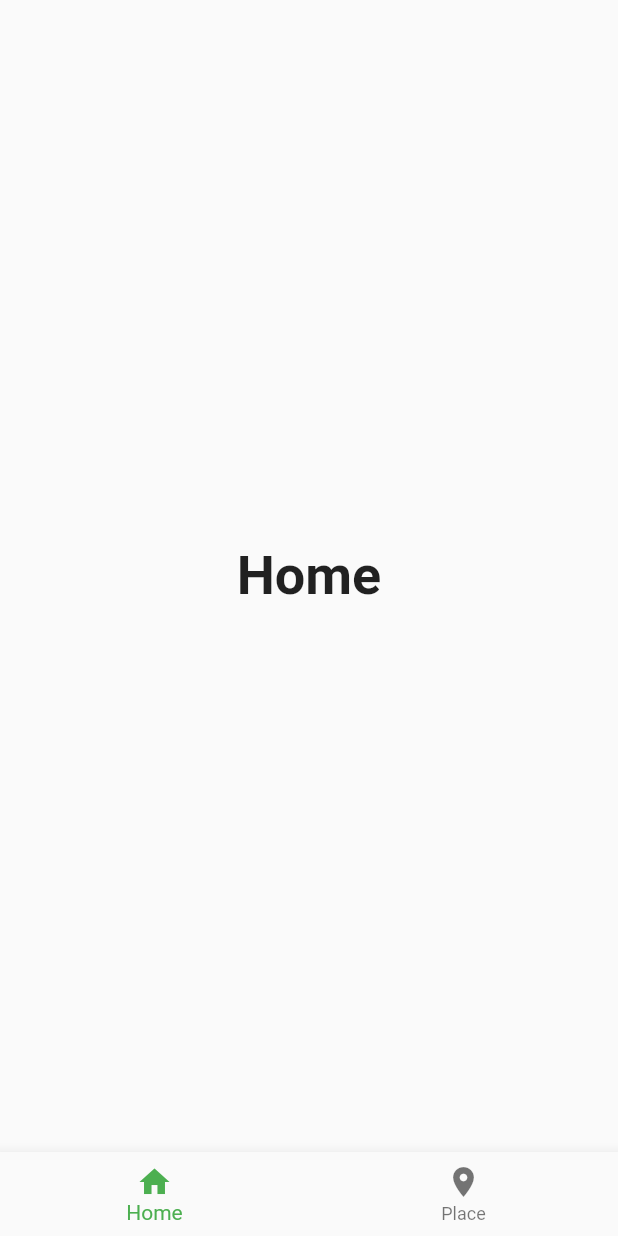
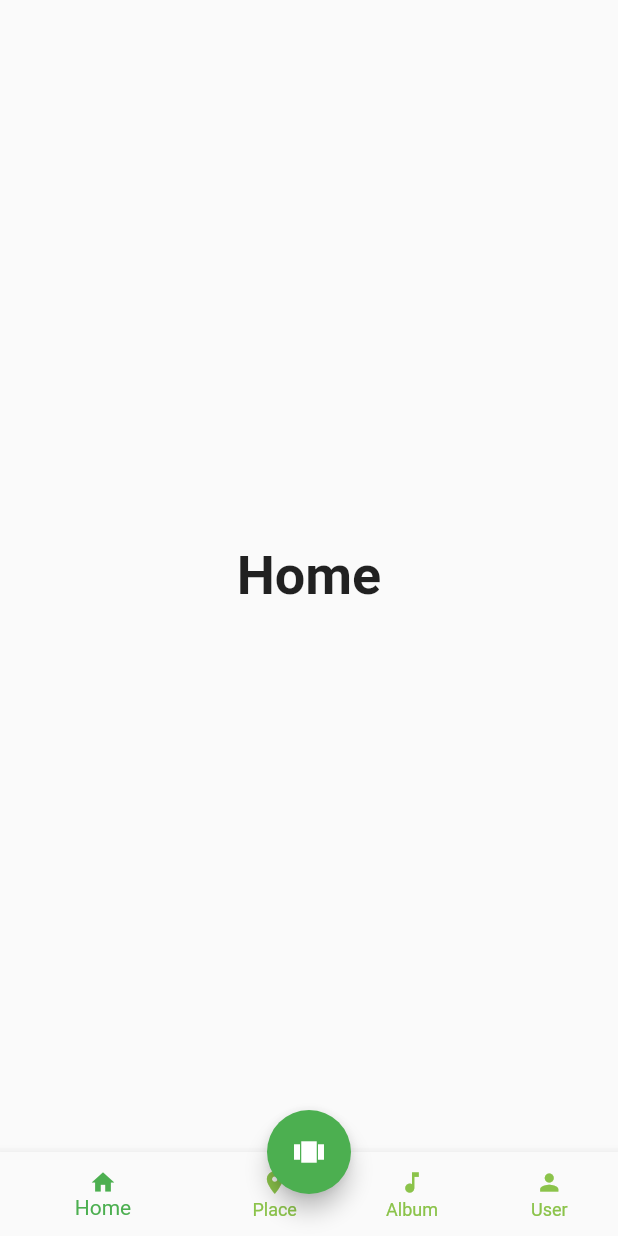
Before and after one commit to tkrplus/NiwalabFlutterTutorial, a Flutter app: the BottomNavigation screen opened directly, on a phone screen of 412 x 824 dp. Run offline on Flutter 3.47's test engine with Material 2 defaults, Android fonts, the phone set to English and light mode, and no system bars; network calls fail.

Commit message:
AlbumScreen

```diff
--- a/lib/app.dart
+++ b/lib/app.dart
@@ -1,5 +1,6 @@
 import 'package:NiwalabFlutterTutorial/screens/Place/place.dart';
 import 'package:NiwalabFlutterTutorial/screens/Place/places.dart';
+import 'package:NiwalabFlutterTutorial/screens/album/albums.dart';
 import 'package:flutter/material.dart';
 
 class App extends StatelessWidget {
@@ -17,6 +18,7 @@ class App extends StatelessWidget {
       routes: {
         PlacesScreen.routeName: (context) => PlacesScreen(),
         PlaceScreen.routeName: (context) => PlaceScreen(),
+        AlbumsScreen.routeName: (context) => AlbumsScreen(),
       },
     );
   }
@@ -35,7 +37,12 @@ class _BottomNavigationState extends State<BottomNavigation> {
       'Home',
       style: TextStyle(fontSize: 36, fontWeight: FontWeight.bold),
     ),
-    PlacesScreen()
+    PlacesScreen(),
+    AlbumsScreen(),
+    Text(
+      'User',
+      style: TextStyle(fontSize: 36, fontWeight: FontWeight.bold),
+    ),
   ];
 
   void _onItemTapped(int index) {
@@ -51,14 +58,28 @@ class _BottomNavigationState extends State<BottomNavigation> {
       body: Center(child: _widgetOptions[_selectedState]),
       bottomNavigationBar: BottomNavigationBar(
         items: [
-            BottomNavigationBarItem(
-                icon: Icon(Icons.home), title: Text('Home')),
+          BottomNavigationBarItem(icon: Icon(Icons.home), title: Text('Home')),
           BottomNavigationBarItem(
               icon: Icon(Icons.place), title: Text('Place')),
+          BottomNavigationBarItem(
+              icon: Icon(Icons.music_note), title: Text('Album')),
+          BottomNavigationBarItem(
+              icon: Icon(Icons.person), title: Text('User')),
         ],
         currentIndex: _selectedState,
         selectedItemColor: color,
+        unselectedItemColor: Colors.lightGreen,
         onTap: _onItemTapped,
-        ));
+        elevation: 6.0,
+        iconSize: 18.0,
+        showUnselectedLabels: true,
+        // iconSize: ,
+      ),
+      floatingActionButton: FloatingActionButton(
+        child: Icon(Icons.view_carousel),
+        onPressed: () {},
+      ),
+      floatingActionButtonLocation: FloatingActionButtonLocation.centerDocked,
+    );
   }
 }
--- /dev/null
+++ b/lib/models/Album.dart
@@ -0,0 +1,17 @@
+class Album {
+  int id;
+  String title;
+  String url;
+  String thumbnailUrl;
+
+  Album({this.id, this.title, this.url, this.thumbnailUrl});
+
+  static Album fromJson(Map<String, dynamic> json) {
+    return Album(
+      id: json['id'],
+      title: json['title'],
+      url: json['url'],
+      thumbnailUrl: json['thumbnailUrl'],
+    );
+  }
+}
--- a/lib/screens/Place/place.dart
+++ b/lib/screens/Place/place.dart
@@ -1,5 +1,4 @@
 import 'dart:math';
-
 import 'package:flutter/material.dart';
 
 class PlaceScreenArguments {
```
Also changed, not shown: lib/screens/album/albums.dart (added, +79 -0 lines). Lines whose indentation alone changed are shown as unchanged.
